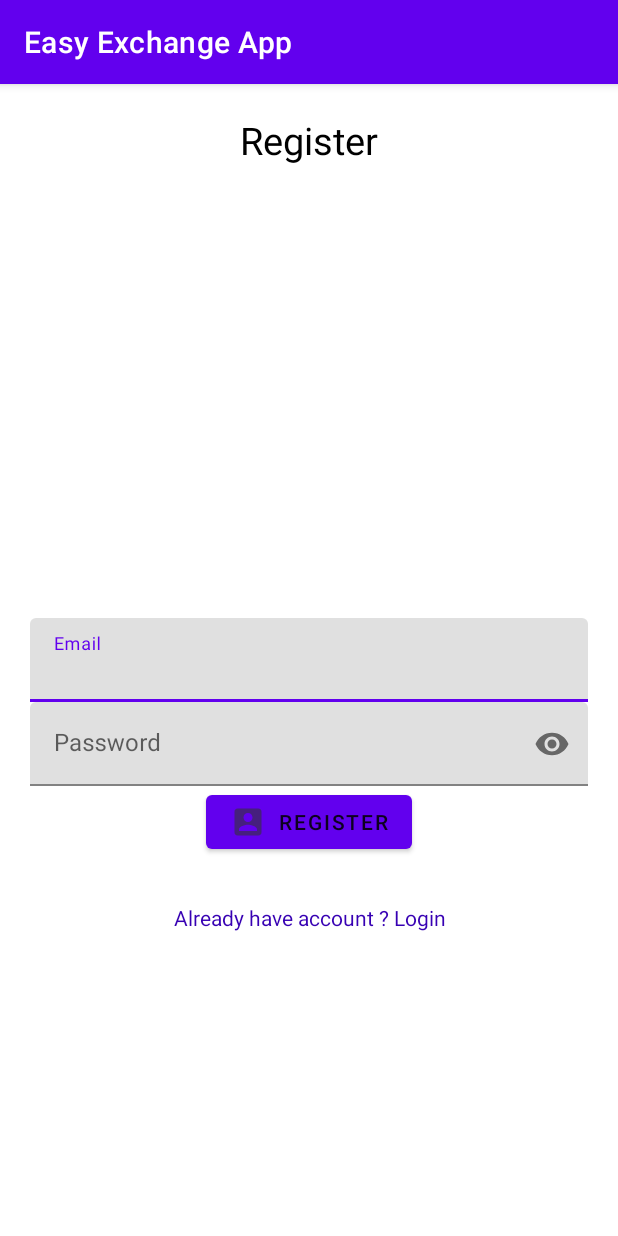
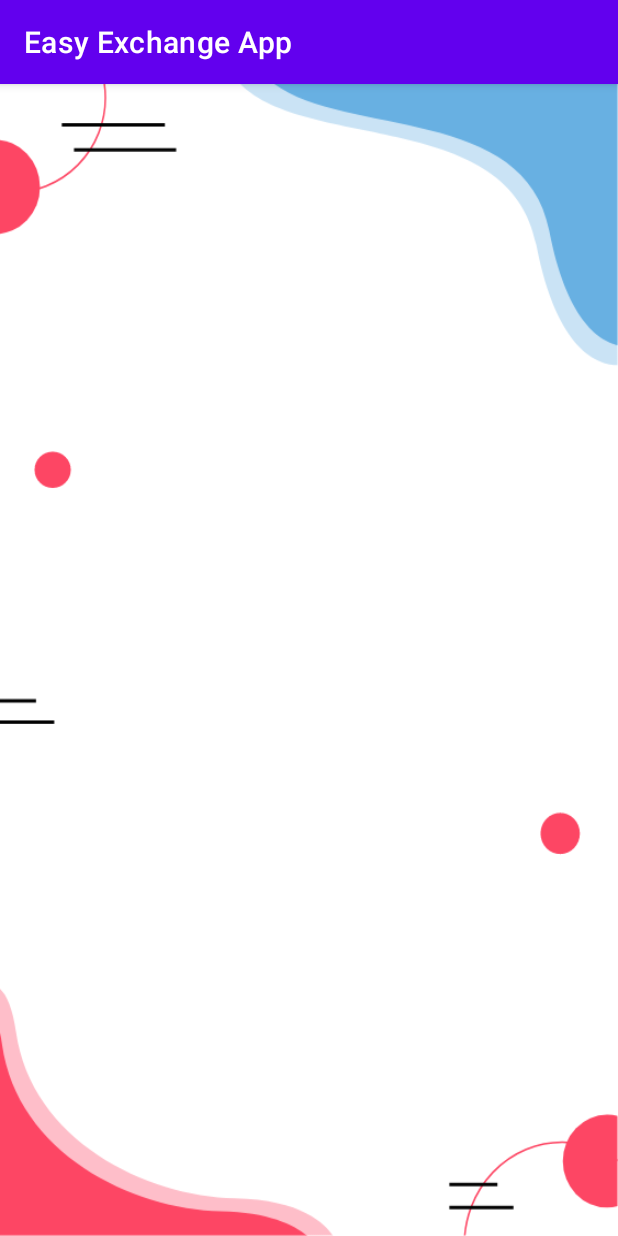
Before and after one commit to elvis902/Easy-Exchange-App, an Android app: the screen it shows after launch (RegisterActivity), on a phone screen of 412 x 824 dp. Run offline under Robolectric (Android 15) with nearby library versions, the phone set to English and light mode, and no system bars; 4 statements that could not run were skipped.

Commit message:
Background and Image Assets Added

```diff
--- a/app/src/main/res/layout/activity_register.xml
+++ b/app/src/main/res/layout/activity_register.xml
@@ -1,74 +1,12 @@
 <?xml version="1.0" encoding="utf-8"?>
 <RelativeLayout xmlns:android="http://schemas.android.com/apk/res/android"
-    xmlns:app="http://schemas.android.com/apk/res-auto"
     xmlns:tools="http://schemas.android.com/tools"
     android:layout_width="match_parent"
     android:layout_height="match_parent"
     android:padding="20dp"
-    tools:context=".RegisterActivity">
+    tools:context=".RegisterActivity"
+    android:background="@drawable/loginbgr">
 
 
 
-    <!--TextView : Label Register-->
-    <TextView
-        android:layout_width="match_parent"
-        android:layout_height="wrap_content"
-        android:textAlignment="center"
-        android:text="Register"
-        android:textColor="#000"
-        android:textSize="25dp"/>
-    <com.google.android.material.textfield.TextInputLayout
-        android:layout_width="match_parent"
-        android:layout_height="wrap_content"
-        android:layout_centerHorizontal = "true"
-        android:layout_centerVertical = "true"
-        android:id = "@+id/emailTitle">
-        <EditText
-            android:id = "@+id/emailEnt"
-            android:inputType = "textEmailAddress"
-            android:hint="Email"
-            android:layout_width="match_parent"
-            android:layout_height ="wrap_content"/>
-    </com.google.android.material.textfield.TextInputLayout>
-
-    <com.google.android.material.textfield.TextInputLayout
-        android:layout_width="match_parent"
-        android:layout_height="wrap_content"
-        android:layout_centerHorizontal = "true"
-        android:layout_centerVertical = "true"
-        android:id = "@+id/passwordTitle"
-        android:layout_below="@id/emailTitle"
-        app:passwordToggleEnabled="true">
-        <EditText
-            android:id = "@+id/passwordEnt"
-            android:inputType = "textPassword"
-            android:hint="Password"
-            android:layout_width="match_parent"
-            android:layout_height ="wrap_content"/>
-    </com.google.android.material.textfield.TextInputLayout>
-
-    <!--Button : Register user -->
-    <Button
-        android:id="@+id/register_btn"
-        android:text="Register"
-        android:layout_below="@id/passwordTitle"
-        android:layout_centerHorizontal="true"
-        style="@style/TextAppearance.AppCompat.Button"
-        android:drawableLeft="@drawable/ic_register_icon"
-        android:layout_width="wrap_content"
-        android:layout_height="wrap_content"/>
-
-
-    <!--TextView: Click go to LoginActivity-->
-    <TextView
-        android:id="@+id/have_account"
-        android:layout_width="match_parent"
-        android:layout_height="wrap_content"
-        android:text="Already have account ? Login"
-        android:textAlignment="center"
-        android:layout_below="@id/register_btn"
-        android:layout_marginTop="30dp"
-        android:textColor="@color/design_default_color_primary_dark"/>
-
-
 </RelativeLayout>
```
Also changed, not shown: app/src/main/res/drawable-hdpi/loginbgr.png (added), app/src/main/res/drawable-hdpi/man_login.png (added), app/src/main/res/drawable-hdpi/man_signup.png (added), app/src/main/res/drawable-ldpi/loginbgr.png (added), app/src/main/res/drawable-ldpi/man_login.png (added), app/src/main/res/drawable-ldpi/man_signup.png (added), app/src/main/res/drawable-mdpi/loginbgr.png (added), app/src/main/res/drawable-mdpi/man_login.png (added), app/src/main/res/drawable-mdpi/man_signup.png (added), app/src/main/res/drawable-xhdpi/loginbgr.png (added), app/src/main/res/drawable-xhdpi/man_login.png (added), app/src/main/res/drawable-xhdpi/man_signup.png (added), app/src/main/res/drawable-xxhdpi/loginbgr.png (added), app/src/main/res/drawable-xxhdpi/man_login.png (added), 4 more files.
